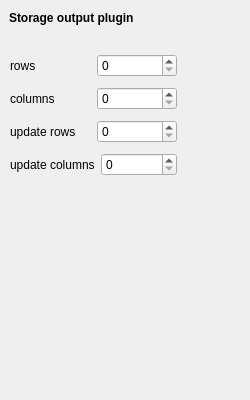
Above: gvle2.output/src/storage/StoragePluginGvle.ui from vle-forge/packages before the change. Below: the same form after it.
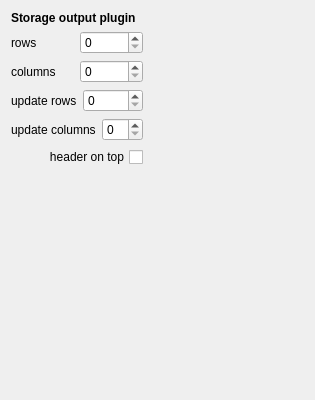
That is the form after the change.

Commit message: gvle2.output: add a header field to the storage

What changed in the file:
```diff
--- a/gvle2.output/src/storage/StoragePluginGvle.ui
+++ b/gvle2.output/src/storage/StoragePluginGvle.ui
@@ -6,22 +6,29 @@
    <rect>
     <x>0</x>
     <y>0</y>
-    <width>250</width>
+    <width>315</width>
     <height>400</height>
    </rect>
   </property>
   <property name="windowTitle">
    <string>Form</string>
   </property>
-  <widget class="QWidget" name="layoutWidget">
-   <property name="geometry">
-    <rect>
-     <x>10</x>
-     <y>50</y>
-     <width>167</width>
-     <height>130</height>
-    </rect>
-   </property>
+  <layout class="QFormLayout" name="formLayout">
+   <item row="0" column="0">
+    <widget class="QLabel" name="labelTitleOne">
+     <property name="font">
+      <font>
+       <weight>75</weight>
+       <bold>true</bold>
+       <strikeout>false</strikeout>
+      </font>
+     </property>
+     <property name="text">
+      <string>Storage output plugin</string>
+     </property>
+    </widget>
+   </item>
+   <item row="1" column="0">
    <layout class="QVBoxLayout" name="verticalLayout">
     <property name="sizeConstraint">
      <enum>QLayout::SetMinimumSize</enum>
@@ -85,28 +92,28 @@
       </item>
      </layout>
     </item>
-   </layout>
-  </widget>
-  <widget class="QLabel" name="labelTitleOne">
-   <property name="geometry">
-    <rect>
-     <x>9</x>
-     <y>9</y>
-     <width>158</width>
-     <height>17</height>
-    </rect>
-   </property>
-   <property name="font">
-    <font>
-     <weight>75</weight>
-     <bold>true</bold>
-     <strikeout>false</strikeout>
-    </font>
+     <item>
+      <widget class="QCheckBox" name="checkBoxHeader">
+       <property name="sizePolicy">
+        <sizepolicy hsizetype="Preferred" vsizetype="Fixed">
+         <horstretch>0</horstretch>
+         <verstretch>0</verstretch>
+        </sizepolicy>
+       </property>
+       <property name="layoutDirection">
+        <enum>Qt::RightToLeft</enum>
+       </property>
+       <property name="autoFillBackground">
+        <bool>false</bool>
    </property>
    <property name="text">
-    <string>Storage output plugin</string>
-   </property>
-  </widget>
+        <string>header on top</string>
+       </property>
+      </widget>
+     </item>
+    </layout>
+   </item>
+  </layout>
  </widget>
  <resources/>
  <connections/>
```
Lines whose indentation alone changed are shown as unchanged. The commit also changes 2 other files.
